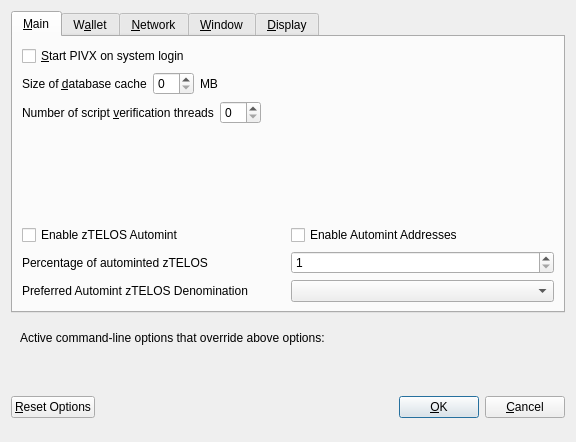
phoenixkonsole/transcendence, file src/qt/forms/optionsdialog.ui: the form before one commit.
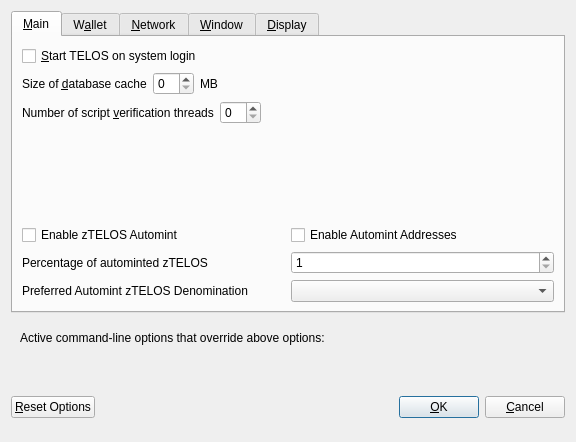
The form after the commit. Custom widgets are drawn as their Qt base class.

Commit message:
Text corrections
get dow, get down...

The edit to the form file:
```diff
--- a/src/qt/forms/optionsdialog.ui
+++ b/src/qt/forms/optionsdialog.ui
@@ -33,7 +33,7 @@
           <string>Automatically start PIVX after logging in to the system.</string>
          </property>
          <property name="text">
-          <string>&amp;Start PIVX on system login</string>
+          <string>&amp;Start TELOS on system login</string>
          </property>
         </widget>
        </item>
```
Left out of the diff: 8 changed lines with no effect on the pictures.
